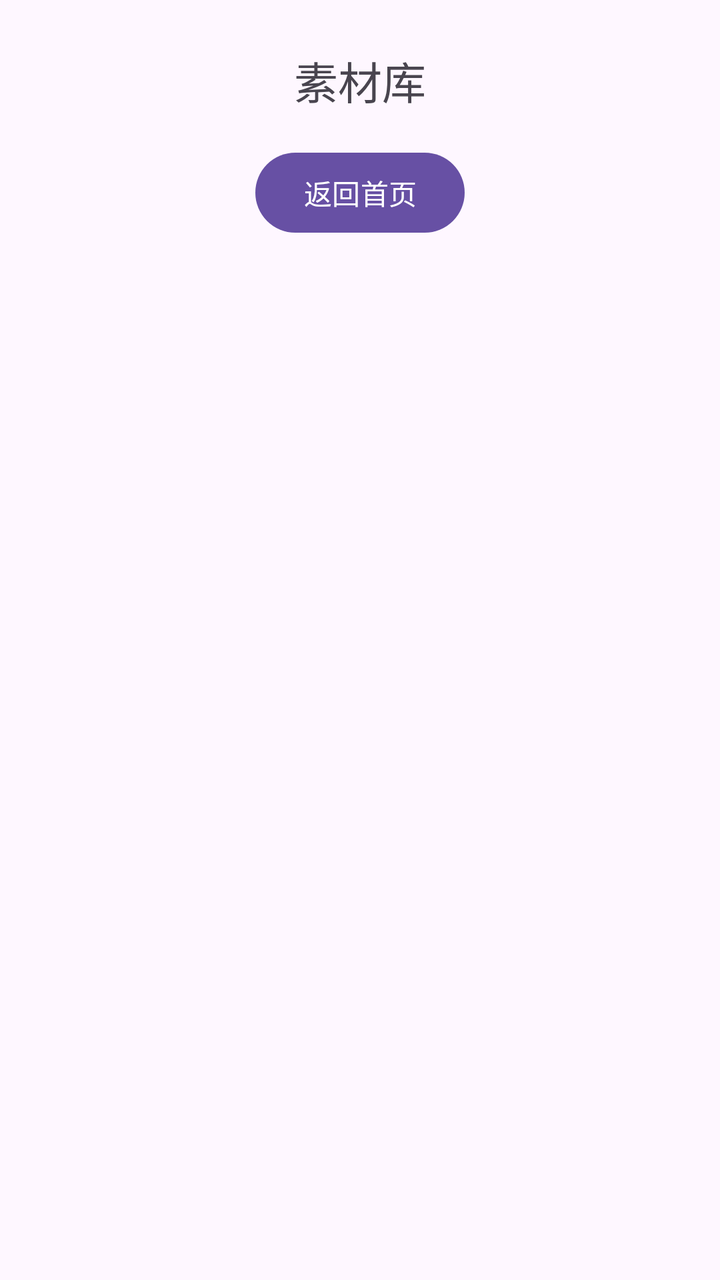
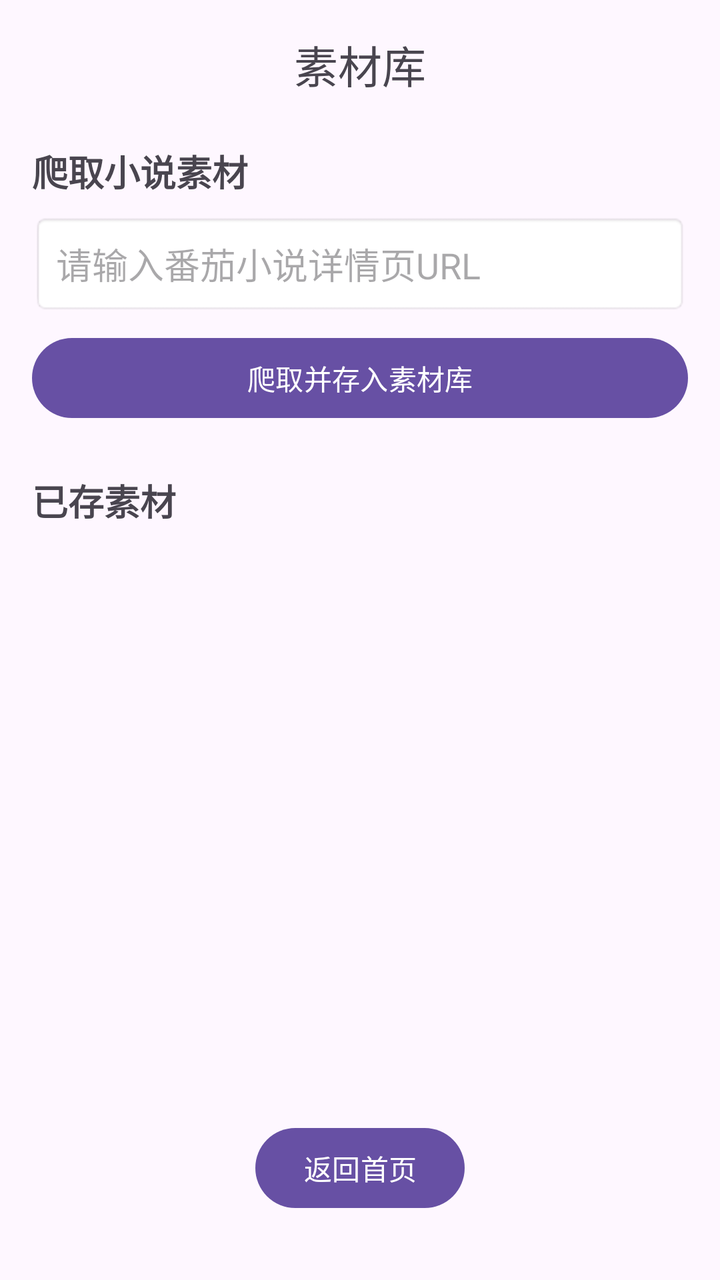

An Android layout rendered at two revisions. The XML below is the earlier revision; the diff shows what the commit changed to produce the second picture.
<!-- AndroidManifest.xml: application theme Theme.StoryTeller -->
<!-- res/layout/activity_material.xml -->
<?xml version="1.0" encoding="utf-8"?>
<androidx.constraintlayout.widget.ConstraintLayout xmlns:android="http://schemas.android.com/apk/res/android"
    xmlns:app="http://schemas.android.com/apk/res-auto"
    android:layout_width="match_parent"
    android:layout_height="match_parent"
    android:padding="24dp">

    <TextView
        android:id="@+id/tv_material_title"
        android:layout_width="wrap_content"
        android:layout_height="wrap_content"
        android:text="@string/title_material"
        android:textSize="22sp"
        app:layout_constraintTop_toTopOf="parent"
        app:layout_constraintStart_toStartOf="parent"
        app:layout_constraintEnd_toEndOf="parent" />

    <Button
        android:id="@+id/btn_back_home"
        android:layout_width="wrap_content"
        android:layout_height="wrap_content"
        android:layout_marginTop="16dp"
        android:text="@string/action_back_home"
        app:layout_constraintTop_toBottomOf="@id/tv_material_title"
        app:layout_constraintStart_toStartOf="parent"
        app:layout_constraintEnd_toEndOf="parent" />

</androidx.constraintlayout.widget.ConstraintLayout>
<!-- resources referenced by this layout -->
<resources>
  <string name="action_back_home">返回首页</string>
  <string name="title_material">素材库</string>
  <style name="Theme.StoryTeller" parent="Base.Theme.StoryTeller" />
  <style name="Base.Theme.StoryTeller" parent="Theme.Material3.DayNight.NoActionBar">
          
          
      </style>
</resources>

<!-- the commit's change to res/layout/activity_material.xml (unified diff, before → after) -->
@@ -3,7 +3,7 @@
     xmlns:app="http://schemas.android.com/apk/res-auto"
     android:layout_width="match_parent"
     android:layout_height="match_parent"
-    android:padding="24dp">
+    android:padding="16dp">
 
     <TextView
         android:id="@+id/tv_material_title"
@@ -15,13 +15,83 @@
         app:layout_constraintStart_toStartOf="parent"
         app:layout_constraintEnd_toEndOf="parent" />
 
+    
+    <TextView
+        android:id="@+id/tv_crawl_section"
+        android:layout_width="wrap_content"
+        android:layout_height="wrap_content"
+        android:layout_marginTop="24dp"
+        android:text="爬取小说素材"
+        android:textSize="18sp"
+        android:textStyle="bold"
+        app:layout_constraintTop_toBottomOf="@id/tv_material_title"
+        app:layout_constraintStart_toStartOf="parent" />
+
+    <EditText
+        android:id="@+id/et_novel_url"
+        android:layout_width="0dp"
+        android:layout_height="wrap_content"
+        android:layout_marginTop="8dp"
+        android:hint="请输入番茄小说详情页URL"
+        android:inputType="textUri"
+        android:padding="12dp"
+        android:background="@android:drawable/editbox_background"
+        app:layout_constraintTop_toBottomOf="@id/tv_crawl_section"
+        app:layout_constraintStart_toStartOf="parent"
+        app:layout_constraintEnd_toEndOf="parent" />
+
+    <Button
+        android:id="@+id/btn_crawl"
+        android:layout_width="0dp"
+        android:layout_height="wrap_content"
+        android:layout_marginTop="8dp"
+        android:text="爬取并存入素材库"
+        app:layout_constraintTop_toBottomOf="@id/et_novel_url"
+        app:layout_constraintStart_toStartOf="parent"
+        app:layout_constraintEnd_toEndOf="parent" />
+
+    
+    <TextView
+        android:id="@+id/tv_crawl_status"
+        android:layout_width="0dp"
+        android:layout_height="wrap_content"
+        android:layout_marginTop="8dp"
+        android:text=""
+        android:textSize="14sp"
+        android:visibility="gone"
+        app:layout_constraintTop_toBottomOf="@id/btn_crawl"
+        app:layout_constraintStart_toStartOf="parent"
+        app:layout_constraintEnd_toEndOf="parent" />
+
+    
+    <TextView
+        android:id="@+id/tv_material_list_title"
+        android:layout_width="wrap_content"
+        android:layout_height="wrap_content"
+        android:layout_marginTop="24dp"
+        android:text="已存素材"
+        android:textSize="18sp"
+        android:textStyle="bold"
+        app:layout_constraintTop_toBottomOf="@id/tv_crawl_status"
+        app:layout_constraintStart_toStartOf="parent" />
+
+    <androidx.recyclerview.widget.RecyclerView
+        android:id="@+id/rv_material"
+        android:layout_width="0dp"
+        android:layout_height="0dp"
+        android:layout_marginTop="8dp"
+        app:layout_constraintTop_toBottomOf="@id/tv_material_list_title"
+        app:layout_constraintBottom_toTopOf="@id/btn_back_home"
+        app:layout_constraintStart_toStartOf="parent"
+        app:layout_constraintEnd_toEndOf="parent" />
+
     <Button
         android:id="@+id/btn_back_home"
         android:layout_width="wrap_content"
         android:layout_height="wrap_content"
-        android:layout_marginTop="16dp"
+        android:layout_marginBottom="16dp"
         android:text="@string/action_back_home"
-        app:layout_constraintTop_toBottomOf="@id/tv_material_title"
+        app:layout_constraintBottom_toBottomOf="parent"
         app:layout_constraintStart_toStartOf="parent"
         app:layout_constraintEnd_toEndOf="parent" />
 
